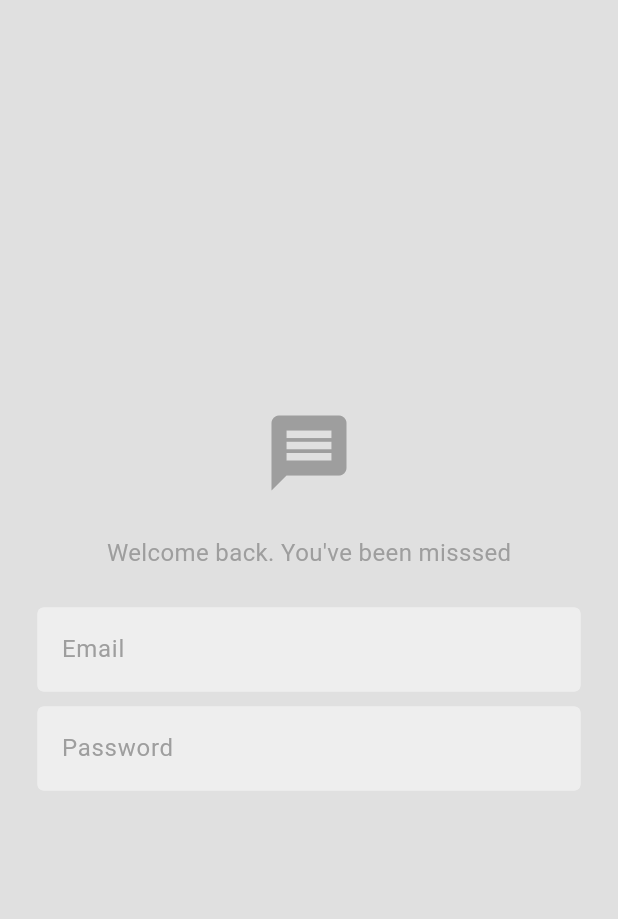
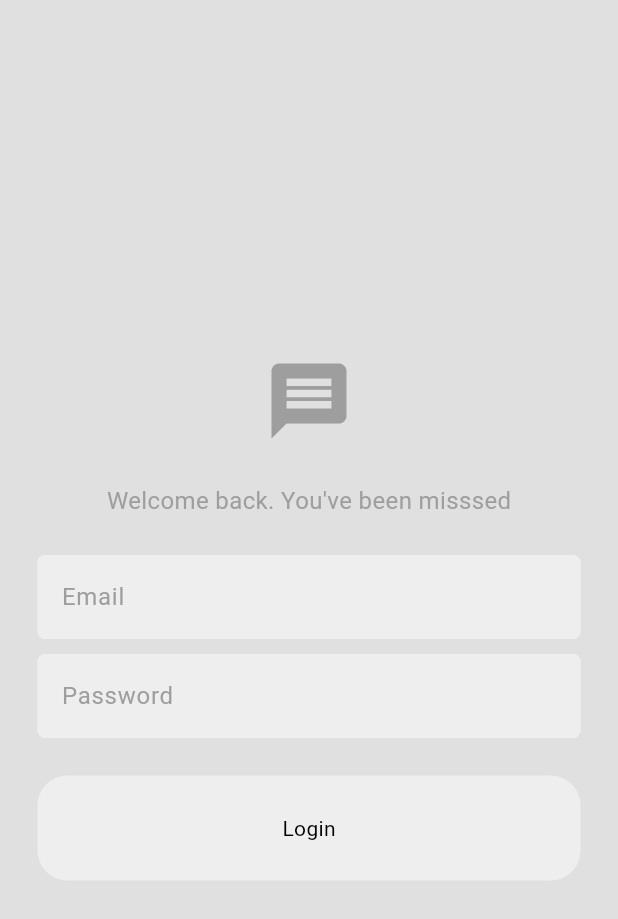
Before and after one commit to Darrylwin/minimal_chat, a Flutter app: the screen it shows after launch, on a phone screen of 412 x 824 dp. Shown: the top 919 px of the screen. Run offline on Flutter 3.47's test engine with Material 3 defaults, Android fonts, the phone set to English and light mode, and no system bars.

Commit message:
methode login() et button login button

```diff
--- /dev/null
+++ b/lib/components/my_button.dart
@@ -0,0 +1,33 @@
+import 'package:flutter/material.dart';
+
+class MyButton extends StatelessWidget {
+  final void Function()? onTap;
+
+  final String text;
+
+  const MyButton({
+    super.key,
+    required this.text,
+    required this.onTap,
+  });
+
+  @override
+  Widget build(BuildContext context) {
+    return GestureDetector(
+      onTap: onTap,
+      child: Container(
+        decoration: BoxDecoration(
+          color: Theme.of(context).colorScheme.secondary,
+          borderRadius: BorderRadius.circular(20),
+        ),
+        padding: const EdgeInsets.all(25.0),
+        margin: const EdgeInsets.symmetric(horizontal: 25.0),
+        child: Center(
+          child: Text(
+            text,
+          ),
+        ),
+      ),
+    );
+  }
+}
--- a/lib/components/my_textfield.dart
+++ b/lib/components/my_textfield.dart
@@ -23,6 +23,7 @@ class MyTextField extends StatelessWidget {
         controller: controller,
         decoration: InputDecoration(
           enabledBorder: OutlineInputBorder(
+            borderRadius: BorderRadius.circular(5),
             borderSide:
                 BorderSide(color: Theme.of(context).colorScheme.tertiary),
           ),
--- a/lib/pages/login_page.dart
+++ b/lib/pages/login_page.dart
@@ -1,11 +1,14 @@
 import 'package:flutter/material.dart';
-
+import '../components/my_button.dart';
 import '../components/my_textfield.dart';
 
 class LoginPage extends StatelessWidget {
   // email and password controller
   final TextEditingController _emailController = TextEditingController();
   final TextEditingController _passwordController = TextEditingController();
+
+  // login method
+  login() {}
 
   LoginPage({super.key});
 
@@ -26,6 +29,7 @@ class LoginPage extends StatelessWidget {
             ),
 
             // welcome back message
+
             Text(
               "Welcome back. You've been misssed",
               style: TextStyle(
@@ -62,6 +66,11 @@ class LoginPage extends StatelessWidget {
 
             //login button
 
+            MyButton(
+              text: "Login",
+              onTap: login,
+            ),
+
             //register now
           ],
         ),
```
